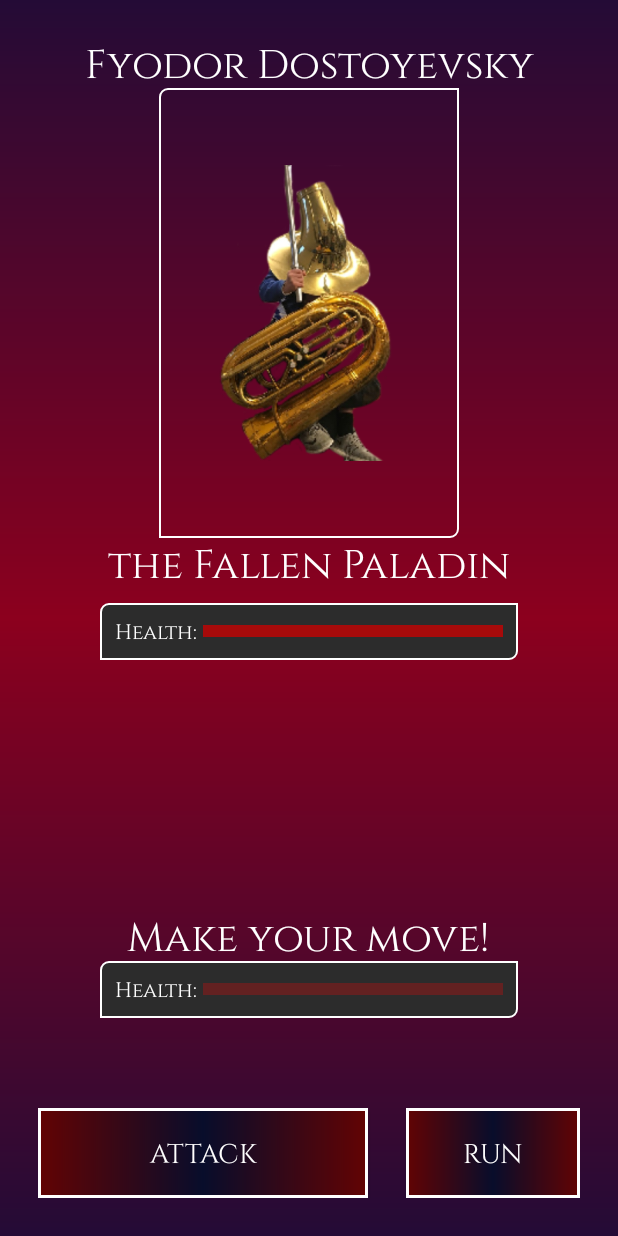
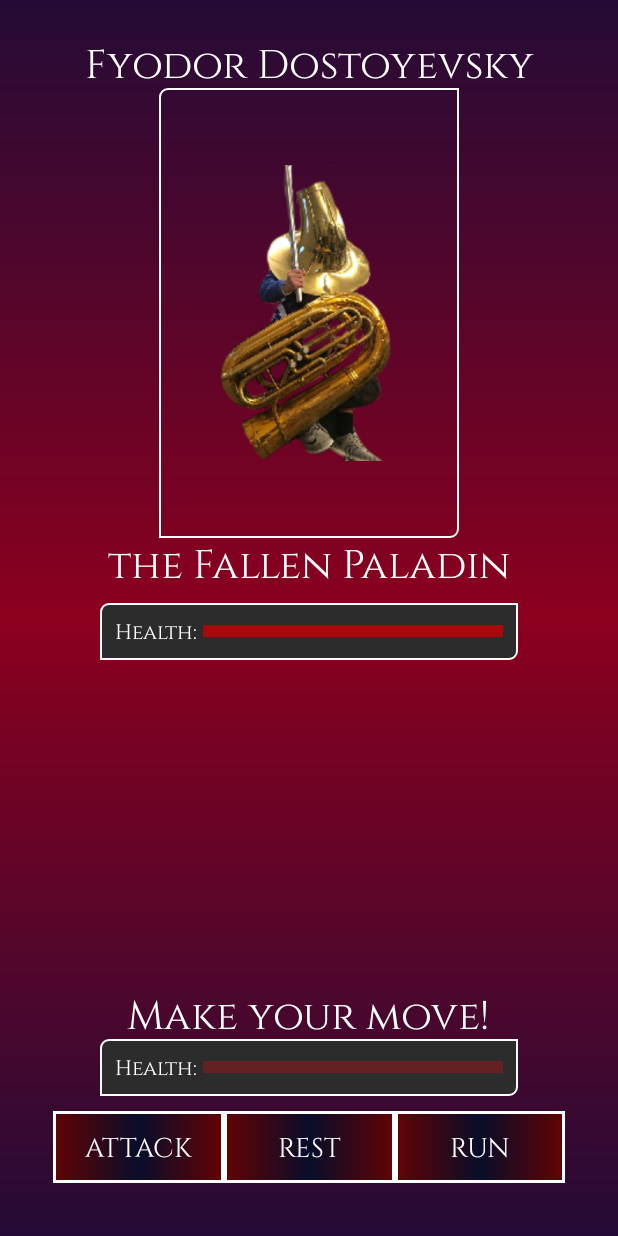
Before and after one commit to jbambo/BrassHeroes, an Android app: the FightActivity screen opened directly, with no data from a screen before it, on a phone screen of 412 x 824 dp. Run offline under Robolectric (Android 15) with nearby library versions, the phone set to English and light mode, and no system bars; 9 statements that could not run were skipped.

Commit message:
damage bugs fixed, button for rest during the fight added so that losing is always possible

```diff
--- a/app/src/main/java/com/example/brassheroes/characters/Boss.java
+++ b/app/src/main/java/com/example/brassheroes/characters/Boss.java
@@ -11,13 +11,14 @@ public class Boss extends Enemy {
         setBaseDamage(18);
         setName(RNG.randomBossName());
         setPortrait(RNG.randomBossPortrait());
+        scaleLevel();
         setEquippedArmor(RNG.randomArmor(BOSS_LEVEL));
         setEquippedWeapon(RNG.randomWeapon(BOSS_LEVEL));
-        scaleLevel();
+        System.out.println("boss stats: "+toString());
     }
 
     private void scaleLevel() {
-        for (int i = 0; i < BOSS_LEVEL; i++) {
+        for (int i = 1; i < BOSS_LEVEL; i++) {
             levelUp();
         }
     }
--- a/app/src/main/java/com/example/brassheroes/characters/Enemy.java
+++ b/app/src/main/java/com/example/brassheroes/characters/Enemy.java
@@ -8,7 +8,9 @@ public class Enemy extends GameEntity {
         setName(RNG.randomName());
         setPortrait(RNG.randomEnemyPortrait());
         setArmor(8);
+        System.out.println("enemy starting armor:"+getArmor());
         setBaseDamage(14);
+        System.out.println("enemy starting damage:"+getBaseDamage());
         if (getDamageType().equals("mental")){
             setProfession("Paladin");
         }
--- a/app/src/main/java/com/example/brassheroes/gamemechanics/Persistence.java
+++ b/app/src/main/java/com/example/brassheroes/gamemechanics/Persistence.java
@@ -44,12 +44,10 @@ public class Persistence {
         } catch (Exception e) {
             e.printStackTrace();
         }
-
     }
 
     //overloaded functions for general data saving
     public void saveData(GameEntity player) {
-
         Gson gson = new Gson();
         String saveJson = gson.toJson(player);
         try {
@@ -61,7 +59,6 @@ public class Persistence {
             e.printStackTrace();
         }
     }
-
     public void saveData(ArrayList<Equipment> equipment) {
         Gson gson = new Gson();
         String saveJson = gson.toJson(equipment);
--- a/app/src/main/java/com/example/brassheroes/gamemechanics/RNG.java
+++ b/app/src/main/java/com/example/brassheroes/gamemechanics/RNG.java
@@ -69,8 +69,7 @@ public class RNG {
             new Weapon("Magic Sword", 85, 0, 0, 17),
             new Weapon("Arcane Sword", 65, 0, 0, 12),
             new Weapon("Mythril Sword", 80, 0, 0, 15),
-            new Weapon("Hallowed Sword", 90, 0, 0, 19)
-    };
+            new Weapon("Hallowed Sword", 90, 0, 0, 19),};
 
     //list of available armors
     private static final Equipment[] armors = {
@@ -128,9 +127,9 @@ public class RNG {
         return bossNames[randomNumber(bossNames.length, 0)];
     }
 
-    public static int randomNumber(int range, int start) {
+    public static int randomNumber(int end, int start) {
         Random r = new Random();
-        return r.nextInt(range) + start;
+        return r.nextInt(end-start) + start;
     }
 
     public static double randomNumber() {
--- a/app/src/main/java/com/example/brassheroes/main/FightActivity.java
+++ b/app/src/main/java/com/example/brassheroes/main/FightActivity.java
@@ -15,17 +15,14 @@ import com.example.brassheroes.characters.Enemy;
 import com.example.brassheroes.characters.GameEntity;
 import com.example.brassheroes.gamemechanics.FightEngine;
 import com.example.brassheroes.gamemechanics.Persistence;
-import com.example.brassheroes.items.Equipment;
-
-import java.util.ArrayList;
 
 public class FightActivity extends AppCompatActivity implements View.OnClickListener {
 
     final int ATTACK_BUTTON_ID = R.id.attackBtn;
-
+    final int REST_BUTTON_ID = R.id.restBtn;
     final int RUN_BUTTON_ID = R.id.runBtn;
 
-    Button btnAttack, btnFlee;
+    Button btnAttack, btnFlee, btnRest;
 
     Enemy enemy;
 
@@ -39,8 +36,6 @@ public class FightActivity extends AppCompatActivity implements View.OnClickList
 
     FightEngine fightEngine;
 
-    Persistence persistence;
-
 
     @Override
     protected void onCreate(Bundle savedInstanceState) {
@@ -53,24 +48,27 @@ public class FightActivity extends AppCompatActivity implements View.OnClickList
     }
 
     private void attackMove() {
+        //players turn
         fightEngine.attackMove(true);
         enemy = fightEngine.getEnemy();
         enemyHealth.setProgress(enemy.getHealth(), true);
-
+        //enemys turn
         fightEngine.attackMove(false);
         player = fightEngine.getPlayer();
         playerHealth.setProgress(player.getHealth(), true);
     }
 
+    private void rest() {
+        fightEngine.attackMove(false);
+        player = fightEngine.getPlayer();
+        playerHealth.setProgress(player.getHealth(),true);
+    }
+
     private void initPlayer() {
-        //create persistence object
-        persistence = new Persistence(this);
-
-        //init player
-        player = persistence.getSavedGame();
-
         //create fight engine object
         fightEngine = new FightEngine(this);
+        //init player
+        player = fightEngine.getPlayer();
 
         //get the spawned enemy
         enemy = fightEngine.getEnemy();
@@ -78,21 +76,24 @@ public class FightActivity extends AppCompatActivity implements View.OnClickList
 
     //all the model fields
     private void initControls() {
+        btnRest = findViewById(REST_BUTTON_ID);
         btnAttack = findViewById(ATTACK_BUTTON_ID);
         btnFlee = findViewById(RUN_BUTTON_ID);
+
+        btnRest.setOnClickListener(this);
         btnFlee.setOnClickListener(this);
         btnAttack.setOnClickListener(this);
 
         enemyHealth = findViewById(R.id.enemyHealth);
-        enemyHealth.setMax(enemy.getMaxHealth());
-        enemyHealth.setProgress(enemy.getMaxHealth());
+        enemyHealth.setMax(enemy.getTotalHealth());
+        enemyHealth.setProgress(enemy.getTotalHealth());
 
         playerHealth = findViewById(R.id.playerHealth);
-        playerHealth.setMax(player.getMaxHealth());
-        playerHealth.setProgress(player.getMaxHealth());
+        playerHealth.setMax(player.getTotalHealth());
+        playerHealth.setProgress(player.getTotalHealth());
 
         playerMessage = findViewById(R.id.playerMessage);
-        playerMessage.setText(getString(R.string.fightPlayerMove, player.getName()));
+        playerMessage.setText(getString(R.string.fight_player_move, player.getName()));
 
         enemyPortrait = findViewById(R.id.enemyPortrait);
         enemyPortrait.setImageResource(enemy.getPortrait());
@@ -119,6 +120,9 @@ public class FightActivity extends AppCompatActivity implements View.OnClickList
             case RUN_BUTTON_ID:
                 run();
                 break;
+            case REST_BUTTON_ID:
+                rest();
+                break;
         }
     }
 }
--- a/app/src/main/java/com/example/brassheroes/main/PlayerActivity.java
+++ b/app/src/main/java/com/example/brassheroes/main/PlayerActivity.java
@@ -68,8 +68,6 @@ public class PlayerActivity extends AppCompatActivity {
     }
 
     private void showPlayerInfo() {
-        playerInfo.setText(player.toString());
-
         //create an adapter for the list view
         //single row is defined in: list_layout.xml
         //R.id.inventoryListDescription is the text view that will be populated with data
@@ -78,6 +76,7 @@ public class PlayerActivity extends AppCompatActivity {
         CustomAdapter adapter = new CustomAdapter(inventory,this);
         listView.setAdapter(adapter);
         playerPortrait.setImageResource(player.getPortrait());
+        playerInfo.setText(player.toString());
     }
     private void goBack() {
         Intent intent = new Intent(this, MapActivity.class);
--- a/app/src/main/res/layout/activity_fight.xml
+++ b/app/src/main/res/layout/activity_fight.xml
@@ -19,8 +19,8 @@
             android:layout_width="match_parent"
             android:layout_height="wrap_content"
             android:layout_centerHorizontal="true"
+            android:text="Enemy name"
             android:textAlignment="center"
-            android:text="Enemy name"
             android:textSize="12pt" />
 
         <ImageView
@@ -77,7 +77,7 @@
     <RelativeLayout
         android:layout_width="wrap_content"
         android:layout_height="wrap_content"
-        android:layout_marginTop="120dp"
+        android:layout_marginTop="80dp"
         app:layout_constraintBottom_toBottomOf="parent"
         app:layout_constraintEnd_toEndOf="parent"
         app:layout_constraintStart_toStartOf="parent">
@@ -120,23 +120,35 @@
                 android:text="Health: " />
         </RelativeLayout>
 
+        <LinearLayout
+            android:layout_width="match_parent"
+            android:layout_height="wrap_content"
+            android:layout_below="@id/healthLayout"
+            android:orientation="horizontal"
+            android:padding="10dp">
 
-        <Button
-            android:id="@+id/attackBtn"
-            android:layout_width="220dp"
-            android:layout_height="60dp"
-            android:layout_below="@+id/healthLayout"
-            android:layout_marginTop="60dp"
-            android:layout_marginEnd="25dp"
-            android:text="Attack" />
+            <Button
+                android:id="@+id/attackBtn"
+                android:layout_width="match_parent"
+                android:layout_height="wrap_content"
+                android:layout_weight="1"
+                android:text="Attack" />
 
-        <Button
-            android:id="@+id/runBtn"
-            android:layout_width="180dp"
-            android:layout_height="60dp"
-            android:layout_alignBottom="@id/attackBtn"
-            android:layout_toEndOf="@id/attackBtn"
-            android:text="Run" />
+            <Button
+                android:id="@+id/restBtn"
+                android:layout_width="match_parent"
+                android:layout_height="wrap_content"
+                android:layout_weight="1"
+                android:text="@string/fight_rest_btn" />
+
+            <Button
+                android:id="@+id/runBtn"
+                android:layout_width="match_parent"
+                android:layout_height="wrap_content"
+                android:layout_weight="1"
+                android:text="@string/fight_run_btn" />
+
+        </LinearLayout>
 
 
     </RelativeLayout>
--- a/app/src/main/res/layout/activity_main.xml
+++ b/app/src/main/res/layout/activity_main.xml
@@ -33,7 +33,7 @@
             android:layout_marginTop="10dp"
             android:layout_marginEnd="10dp"
             android:layout_marginBottom="10dp"
-            android:text="@string/newGame" />
+            android:text="@string/new_game" />
 
         <Button
             android:id="@+id/continueBtn"
@@ -41,7 +41,7 @@
             android:layout_height="50dp"
             android:layout_below="@+id/newGameBtn"
             android:layout_margin="10dp"
-            android:text="@string/continueGame" />
+            android:text="@string/continue_game" />
     </RelativeLayout>
 
 </androidx.constraintlayout.widget.ConstraintLayout>
--- a/app/src/main/res/layout/activity_map.xml
+++ b/app/src/main/res/layout/activity_map.xml
@@ -67,7 +67,7 @@
             <TextView
                 android:layout_width="wrap_content"
                 android:layout_height="wrap_content"
-                android:text="@string/mapPlayersName" />
+                android:text="@string/map_players_name" />
 
             <TextView
                 android:id="@+id/playerNameMap"
@@ -83,7 +83,7 @@
             <TextView
                 android:layout_width="wrap_content"
                 android:layout_height="wrap_content"
-                android:text="@string/mapPlayersExp" />
+                android:text="@string/map_players_exp" />
 
             <ProgressBar
                 android:id="@+id/mapPlayerExp"
@@ -102,7 +102,7 @@
             <TextView
                 android:layout_width="wrap_content"
                 android:layout_height="wrap_content"
-                android:text="@string/mapStoryProgress" />
+                android:text="@string/map_story_progress" />
 
             <ProgressBar
                 android:id="@+id/mapPlayerProgress"
```
Also changed, not shown: app/src/main/java/com/example/brassheroes/characters/GameEntity.java (+46 -17 lines), app/src/main/java/com/example/brassheroes/gamemechanics/FightEngine.java (+87 -39 lines), app/src/main/java/com/example/brassheroes/items/Equipment.java (+42 -1 lines), app/src/main/java/com/example/brassheroes/main/StoryActivity.java (+41 -16 lines), app/src/main/res/layout/activity_start.xml (+6 -6 lines), app/src/main/res/values/strings.xml (+18 -13 lines).
